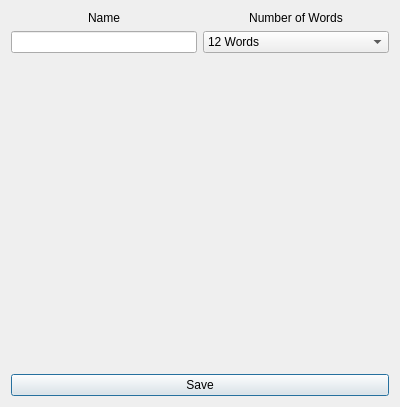
daniel-deru/WorkMate-3.0, file designs/xml/crypto_vault_window.ui: the form before one commit.
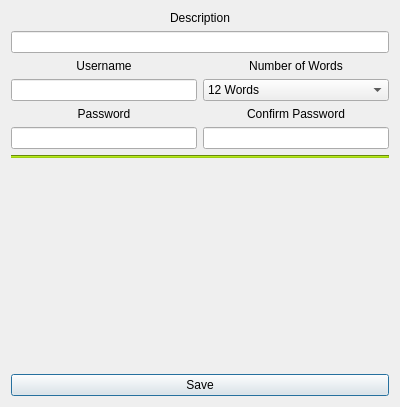
The form after the commit.

Commit message: added new fields to the crypto vault page

Patch:
```diff
--- a/designs/xml/crypto_vault_window.ui
+++ b/designs/xml/crypto_vault_window.ui
@@ -15,13 +15,32 @@
   </property>
   <layout class="QVBoxLayout" name="verticalLayout_3">
    <item>
+    <layout class="QVBoxLayout" name="verticalLayout_4">
+     <item>
+      <layout class="QVBoxLayout" name="verticalLayout_7">
+       <item>
+        <widget class="QLabel" name="lbl_description">
+         <property name="text">
+          <string>Description</string>
+         </property>
+         <property name="alignment">
+          <set>Qt::AlignCenter</set>
+         </property>
+        </widget>
+       </item>
+       <item>
+        <widget class="QLineEdit" name="lne_description"/>
+       </item>
+      </layout>
+     </item>
+     <item>
     <layout class="QHBoxLayout" name="horizontalLayout">
      <item>
       <layout class="QVBoxLayout" name="verticalLayout">
        <item>
         <widget class="QLabel" name="lbl_name">
          <property name="text">
-          <string>Name</string>
+            <string>Username</string>
          </property>
          <property name="alignment">
           <set>Qt::AlignCenter</set>
@@ -83,6 +102,59 @@
       </layout>
      </item>
     </layout>
+     </item>
+     <item>
+      <layout class="QHBoxLayout" name="horizontalLayout_3">
+       <item>
+        <layout class="QVBoxLayout" name="verticalLayout_5">
+         <item>
+          <widget class="QLabel" name="lbl_password">
+           <property name="text">
+            <string>Password</string>
+           </property>
+           <property name="alignment">
+            <set>Qt::AlignCenter</set>
+           </property>
+          </widget>
+         </item>
+         <item>
+          <widget class="QLineEdit" name="lne_password1"/>
+         </item>
+        </layout>
+       </item>
+       <item>
+        <layout class="QVBoxLayout" name="verticalLayout_6">
+         <item>
+          <widget class="QLabel" name="lbl_password2">
+           <property name="text">
+            <string>Confirm Password</string>
+           </property>
+           <property name="alignment">
+            <set>Qt::AlignCenter</set>
+           </property>
+          </widget>
+         </item>
+         <item>
+          <widget class="QLineEdit" name="lne_password2"/>
+         </item>
+        </layout>
+       </item>
+      </layout>
+     </item>
+    </layout>
+   </item>
+   <item>
+    <widget class="QFrame" name="frame">
+     <property name="styleSheet">
+      <string notr="true">background-color: #9ecd16;</string>
+     </property>
+     <property name="frameShape">
+      <enum>QFrame::HLine</enum>
+     </property>
+     <property name="frameShadow">
+      <enum>QFrame::Sunken</enum>
+     </property>
+    </widget>
    </item>
    <item>
     <layout class="QGridLayout" name="gbox_words"/>
```
Lines whose indentation alone changed are shown as unchanged. The commit also changes 8 other files.
